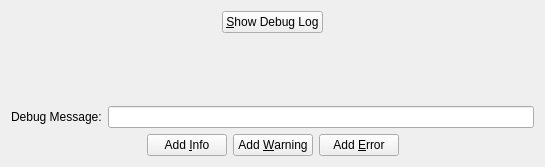
First picture: the form in TestApps/DebugLogTest/MainWindow.ui, repository xmichelo/XMiLib, before the edit.
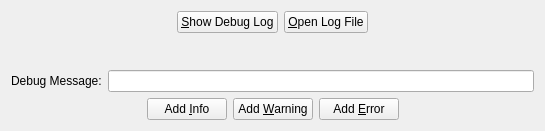
Second picture: the form after the edit.

Diff of the .ui file:
```diff
--- a/TestApps/DebugLogTest/MainWindow.ui
+++ b/TestApps/DebugLogTest/MainWindow.ui
@@ -7,7 +7,7 @@
     <x>0</x>
     <y>0</y>
     <width>545</width>
-    <height>167</height>
+    <height>131</height>
    </rect>
   </property>
   <property name="windowTitle">
@@ -37,6 +37,13 @@
         </property>
        </widget>
       </item>
+      <item>
+       <widget class="QPushButton" name="buttonOpenLogFile">
+        <property name="text">
+         <string>&amp;Open Log File</string>
+        </property>
+       </widget>
+      </item>
       <item>
        <spacer name="horizontalSpacer_2">
         <property name="orientation">
```
Left out of the diff: 41 changed lines with no effect on the pictures.
